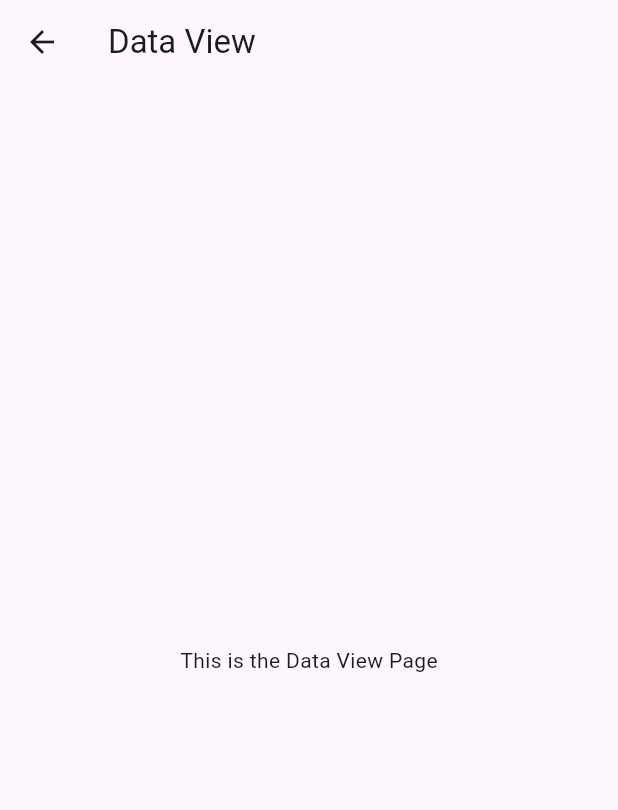
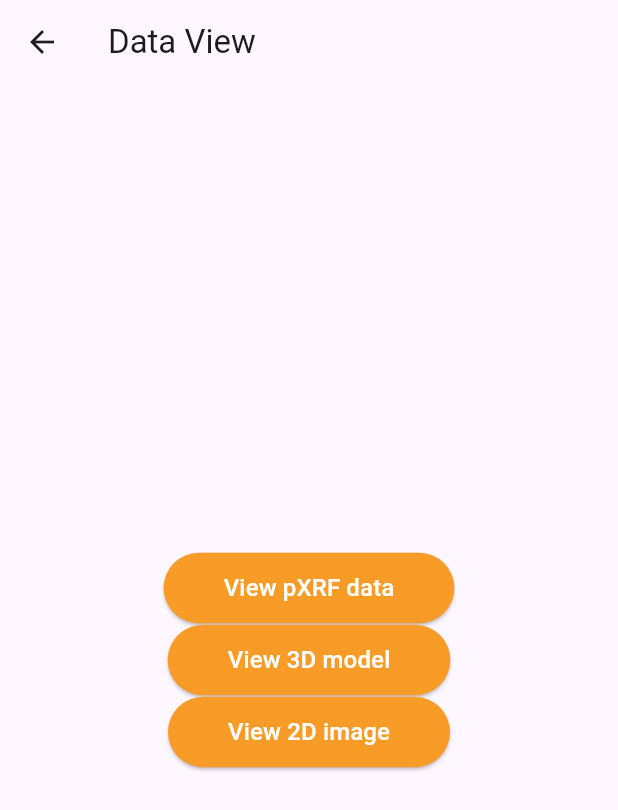
Before and after one commit to LarryDGriffith/TechDemo, a Flutter app: the DataViewPage screen opened by its route, on a phone screen of 412 x 824 dp. Shown: the top 810 px of the screen. Run offline on Flutter 3.47's test engine with Material 3 defaults, Android fonts, the light colour scheme and no system bars; our stand-ins replace csv; missing offline and left inert: model_viewer_plus.

Commit message:
Add data view pages

```diff
--- /dev/null
+++ b/lib/data_view_image_page.dart
@@ -0,0 +1,25 @@
+import 'package:flutter/material.dart';
+
+class DataViewImagePage extends StatelessWidget {
+  const DataViewImagePage({super.key});
+
+  @override
+  Widget build(BuildContext context) {
+    return Scaffold(
+      appBar: AppBar(
+        title: const Text('Image Data View'),
+      ),
+      body: SingleChildScrollView(
+        child: Column(
+          children: [
+            SizedBox(height: 5),
+            Text("PNG Image"),
+            Image.asset("assets/data_images/friend.png"),
+            SizedBox(height: 5),
+            Text("JPG Image"),
+            Image.asset("assets/data_images/friend.jpg"),
+          ],)
+      ),
+    );
+  }
+}
--- a/lib/data_view_page.dart
+++ b/lib/data_view_page.dart
@@ -1,4 +1,8 @@
 import 'package:flutter/material.dart';
+import 'theme.dart';
+import 'data_view_pxrf_page.dart';
+import 'data_view_model_page.dart';
+import 'data_view_image_page.dart';
 
 class DataViewPage extends StatelessWidget {
   const DataViewPage({super.key});
@@ -9,8 +13,72 @@ class DataViewPage extends StatelessWidget {
       appBar: AppBar(
         title: const Text('Data View'),
       ),
-      body: const Center(
-        child: Text('This is the Data View Page'),
+      body: Center(
+        child: Column(
+          mainAxisSize: MainAxisSize.min,
+          children: [
+            ElevatedButton(
+                    onPressed: () {
+                      Navigator.push(
+                        context,
+                        MaterialPageRoute(builder: (context) => const DataViewPxrfPage()),
+                      );
+                    },
+
+                    style: ElevatedButton.styleFrom(
+                      backgroundColor: primaryColor,
+                      padding: const EdgeInsets.symmetric(horizontal: 40, vertical: 12),
+                    ),
+                    child: Text(
+                      'View pXRF data',
+                      style: TextStyle(
+                        fontSize: baseFontSize,
+                        color: Colors.white,
+                      ),
+                    ),
+                  ),
+            ElevatedButton(
+                    onPressed: () {
+                      Navigator.push(
+                        context,
+                        MaterialPageRoute(builder: (context) => const DataViewModelPage()),
+                      );
+                    },
+
+                    style: ElevatedButton.styleFrom(
+                      backgroundColor: primaryColor,
+                      padding: const EdgeInsets.symmetric(horizontal: 40, vertical: 12),
+                    ),
+                    child: Text(
+                      'View 3D model',
+                      style: TextStyle(
+                        fontSize: baseFontSize,
+                        color: Colors.white,
+                      ),
+                    ),
+                  ),
+            ElevatedButton(
+                    onPressed: () {
+                      Navigator.push(
+                        context,
+                        MaterialPageRoute(builder: (context) => const DataViewImagePage()),
+                      );
+                    },
+
+                    style: ElevatedButton.styleFrom(
+                      backgroundColor: primaryColor,
+                      padding: const EdgeInsets.symmetric(horizontal: 40, vertical: 12),
+                    ),
+                    child: Text(
+                      'View 2D image',
+                      style: TextStyle(
+                        fontSize: baseFontSize,
+                        color: Colors.white,
+                      ),
+                    ),
+                  ),
+          ],
+        )
       ),
     );
   }
--- a/lib/main.dart
+++ b/lib/main.dart
@@ -83,7 +83,7 @@ class MyHomePage extends StatelessWidget {
               style: ElevatedButton.styleFrom(
                 minimumSize: const Size(200, 50),
               ),
-              child: const Text('Vidual Demo'),
+              child: const Text('Visual Demo'),
             ),
           ],
         ),
--- a/pubspec.yaml
+++ b/pubspec.yaml
@@ -30,6 +30,7 @@ environment:
 dependencies:
   flutter:
     sdk: flutter
+  model_viewer_plus: ^1.8.0
 
   # The following adds the Cupertino Icons font to your application.
   # Use with the CupertinoIcons class for iOS style icons.
@@ -66,6 +67,8 @@ flutter:
     - assets/sitemaps/
     - assets/data_images/
     - assets/data_csv/
+    - assets/data_models/
+
   #   - images/a_dot_ham.jpeg
 
   # An image asset can refer to one or more resolution-specific "variants", see
```
Also changed, not shown: lib/data_view_model_page.dart (added, +23 -0 lines), lib/data_view_pxrf_page.dart (added, +74 -0 lines), assets/data_images/friend.jpg (added), assets/data_images/friend.png (added), pubspec.lock, 3 other files.
